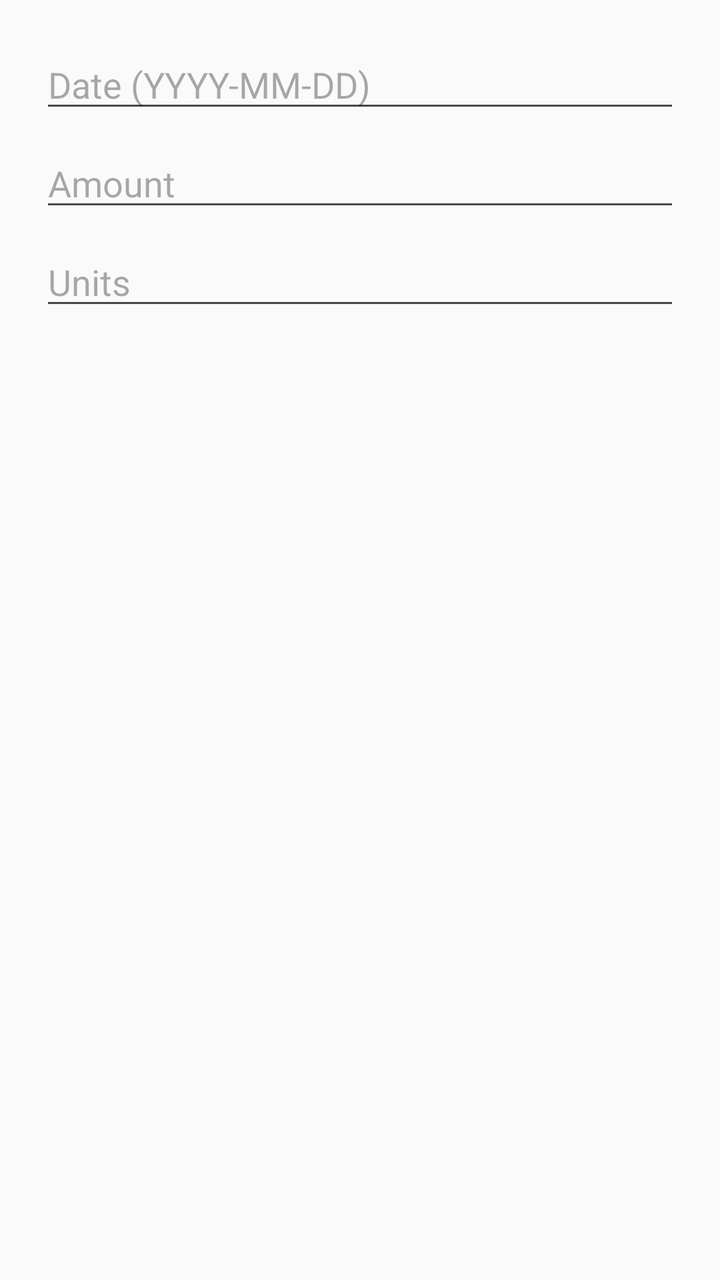
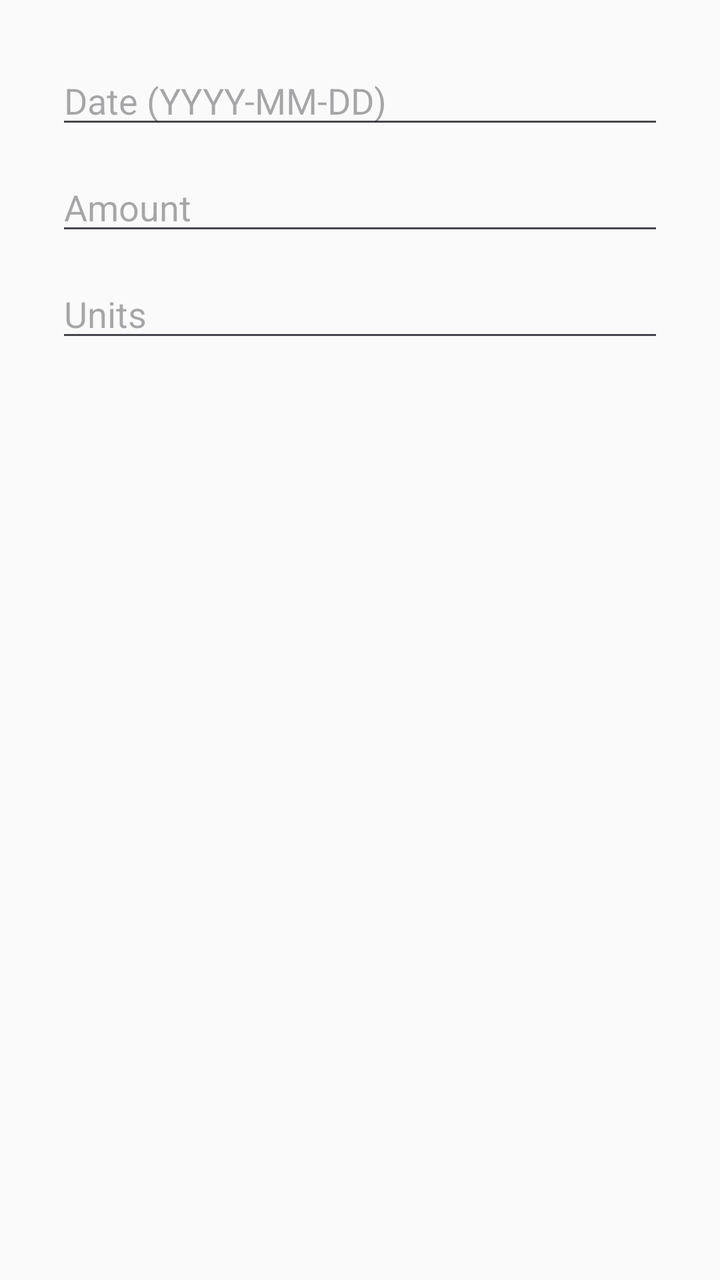

Two renders of the same Android screen: before a commit and after it. Below are the layout's source before the change and the commit's diff.
<!-- AndroidManifest.xml: application theme Theme.PersonalPortfolio -->
<!-- res/layout/dialog_edit_transaction.xml -->
<?xml version="1.0" encoding="utf-8"?>
<LinearLayout xmlns:android="http://schemas.android.com/apk/res/android"
    android:layout_width="match_parent"
    android:layout_height="wrap_content"
    android:orientation="vertical"
    android:padding="20dp">

    <EditText
        android:id="@+id/editDate"
        android:layout_width="match_parent"
        android:layout_height="wrap_content"
        android:hint="Date (YYYY-MM-DD)"
        android:inputType="date" />

    <EditText
        android:id="@+id/editAmount"
        android:layout_width="match_parent"
        android:layout_height="wrap_content"
        android:layout_marginTop="8dp"
        android:hint="Amount"
        android:inputType="numberDecimal|numberSigned" />

    <EditText
        android:id="@+id/editUnits"
        android:layout_width="match_parent"
        android:layout_height="wrap_content"
        android:layout_marginTop="8dp"
        android:hint="Units"
        android:inputType="numberDecimal|numberSigned" />

</LinearLayout>
<!-- resources referenced by this layout -->
<resources>
  <style name="Theme.PersonalPortfolio" parent="Theme.Material3.DayNight.NoActionBar">
          <item name="colorPrimary">@color/colorPrimary</item>
          <item name="colorPrimaryVariant">@color/colorPrimaryVariant</item>
          <item name="colorOnPrimary">@color/colorOnPrimary</item>
  
          <item name="colorSecondary">@color/colorSecondary</item>
          <item name="colorOnSecondary">@color/colorOnSecondary</item>
  
          <item name="android:colorBackground">@color/colorBackground</item>
          <item name="colorOnBackground">@color/colorOnBackground</item>
  
          <item name="colorSurface">@color/colorSurface</item>
          <item name="colorOnSurface">@color/colorOnSurface</item>
  
          <item name="android:statusBarColor">@color/colorPrimaryVariant</item>
      </style>
  <color name="colorPrimary">#1B5E20</color>
  <color name="colorPrimaryVariant">#0D3B12</color>
  <color name="colorOnPrimary">#FFFFFF</color>
  <color name="colorSecondary">#00897B</color>
  <color name="colorOnSecondary">#FFFFFF</color>
  <color name="colorBackground">#FAFAFA</color>
  <color name="colorOnBackground">#1A1A1A</color>
  <color name="colorSurface">#FFFFFF</color>
  <color name="colorOnSurface">#1A1A1A</color>
</resources>

<!-- the commit's change to res/layout/dialog_edit_transaction.xml (unified diff, before → after) -->
@@ -3,7 +3,7 @@
     android:layout_width="match_parent"
     android:layout_height="wrap_content"
     android:orientation="vertical"
-    android:padding="20dp">
+    android:padding="28dp">
 
     <EditText
         android:id="@+id/editDate"
@@ -16,7 +16,7 @@
         android:id="@+id/editAmount"
         android:layout_width="match_parent"
         android:layout_height="wrap_content"
-        android:layout_marginTop="8dp"
+        android:layout_marginTop="12dp"
         android:hint="Amount"
         android:inputType="numberDecimal|numberSigned" />
 
@@ -24,7 +24,7 @@
         android:id="@+id/editUnits"
         android:layout_width="match_parent"
         android:layout_height="wrap_content"
-        android:layout_marginTop="8dp"
+        android:layout_marginTop="12dp"
         android:hint="Units"
         android:inputType="numberDecimal|numberSigned" />
 
